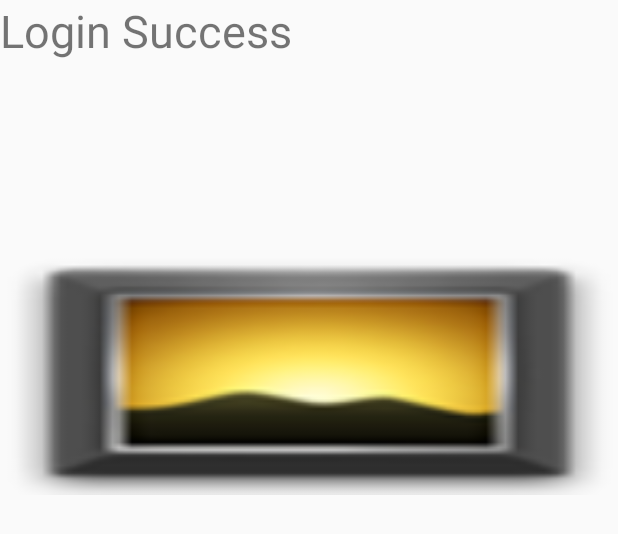
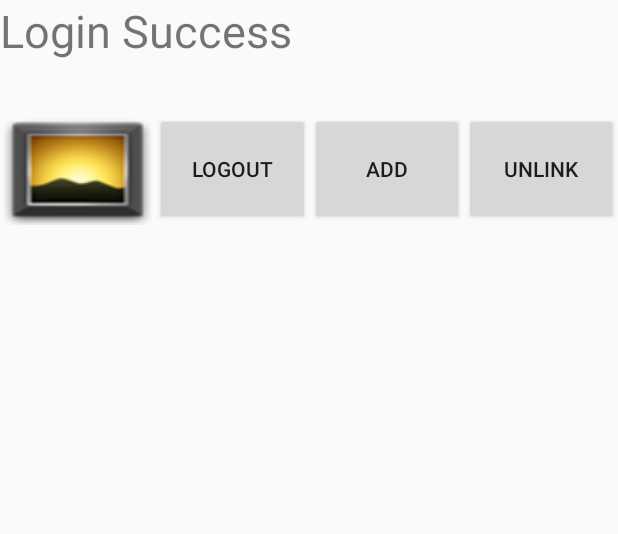
Before and after one commit to cot11/Wewear, an Android app: the layout activity_success.xml on its own in the app's theme, with its tools: preview values and no code run, on a phone screen of 412 x 824 dp. Shown: the top 534 px of the screen. Run offline under Robolectric (Android 15) with nearby library versions, the phone set to English and light mode, and no system bars.

Commit message:
Login 부분 수정

```diff
--- a/app/src/main/java/com/example/cot11/wewear/GlobalApplication.java
+++ b/app/src/main/java/com/example/cot11/wewear/GlobalApplication.java
@@ -89,8 +89,8 @@ public class GlobalApplication extends Application {
                 mJavaCascade = null;
         }
 
-        mFastCascadeFile = getSourceFile(R.raw.lbpcascade_frontalface,
-                "lbpcascade_frontalface.xml", "model");
+        mFastCascadeFile = getSourceFile(R.raw.lbpcascade_frontalface, "lbpcascade_frontalface.xml", "model");
+        System.out.println("aaaLLL");
         if(mFastCascadeFile != null)
             ASMFit.nativeInitFastCascadeDetector(mFastCascadeFile.getAbsolutePath());
     }
@@ -118,7 +118,6 @@ public class GlobalApplication extends Application {
         {
             InputStream is = getResources().openRawResource(id);
             FileOutputStream os = new FileOutputStream(file);
-
             byte[] buffer = new byte[4096];
             int bytesRead;
             while ((bytesRead = is.read(buffer)) != -1)
--- a/app/src/main/res/layout/activity_success.xml
+++ b/app/src/main/res/layout/activity_success.xml
@@ -4,26 +4,52 @@
     android:layout_height="match_parent">
 
     <LinearLayout
-        android:weightSum="100"
+        android:weightSum="110"
         android:orientation="vertical"
         android:layout_width="match_parent"
         android:layout_height="match_parent">
         <TextView
-            android:layout_weight="40"
+            android:layout_weight="50"
             android:layout_width="match_parent"
             android:layout_height="match_parent"
             android:text="Login Success"
             android:textSize="30dp"/>
 
-        <Button
-            android:layout_weight="40"
-            android:id="@+id/gallaryButton"
+        <LinearLayout
+            android:layout_weight="50"
+            android:weightSum="100"
+            android:orientation="horizontal"
             android:layout_width="match_parent"
-            android:layout_height="match_parent"
-            android:background="@drawable/gallery_mode" />
+            android:layout_height="match_parent">
+            <Button
+                android:layout_weight="25"
+                android:id="@+id/gallaryButton"
+                android:layout_width="match_parent"
+                android:layout_height="match_parent"
+                android:background="@drawable/gallery_mode" />
+            <Button
+                android:layout_weight="25"
+                android:id="@+id/logout"
+                android:text="logout"
+                android:layout_width="match_parent"
+                android:layout_height="match_parent"/>
+            <Button
+                android:layout_weight="25"
+                android:id="@+id/add"
+                android:text="add"
+                android:layout_width="match_parent"
+                android:layout_height="match_parent"/>
+            <Button
+                android:layout_weight="25"
+                android:id="@+id/unlink"
+                android:text="unlink"
+                android:layout_width="match_parent"
+                android:layout_height="match_parent"/>
+        </LinearLayout>
+
 
         <com.example.cot11.wewear.MatrixImageView
-            android:layout_weight="20"
+            android:layout_weight="10"
             android:layout_width="match_parent"
             android:layout_height="match_parent"
             android:background="@android:color/transparent"
```
Also changed, not shown: app/src/main/java/com/example/cot11/wewear/MainActivity.java (+6 -38 lines), app/src/main/java/com/example/cot11/wewear/SuccessActivity.java (+41 -5 lines), 34 other files.
